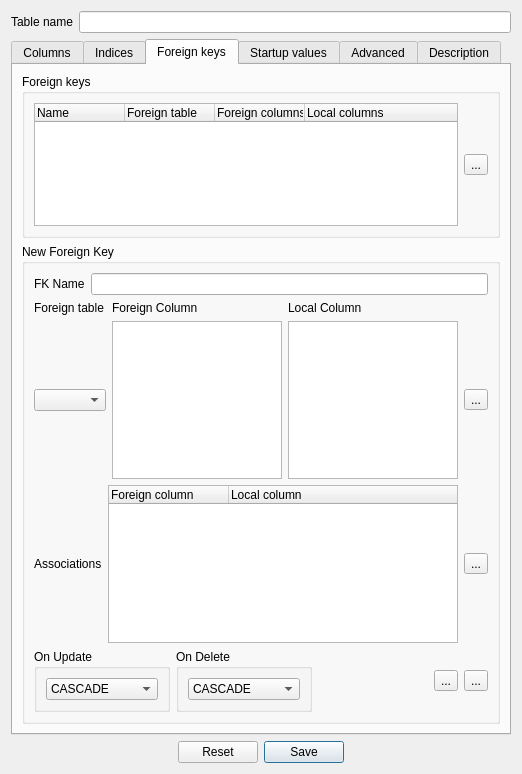
Qt form NewTableForm.ui (fritzone/ddm) before a commit.
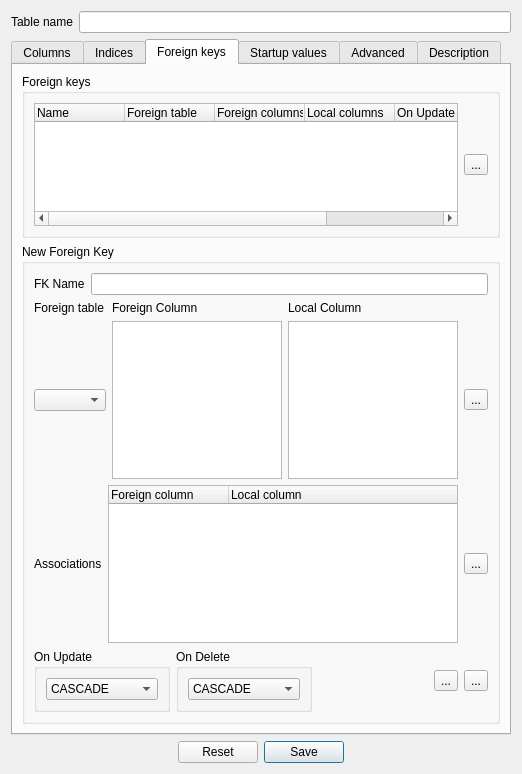
The same form after that commit. The open tabs and pages were chosen to show the change. Icons and pictures are not drawn.

Patch:
```diff
--- a/NewTableForm.ui
+++ b/NewTableForm.ui
@@ -560,6 +560,16 @@
               <string>Local columns</string>
              </property>
             </column>
+            <column>
+             <property name="text">
+              <string>On Update</string>
+             </property>
+            </column>
+            <column>
+             <property name="text">
+              <string>On Delete</string>
+             </property>
+            </column>
            </widget>
           </item>
           <item>
```
Left out of the diff: 86 changed lines with no effect on the pictures.
